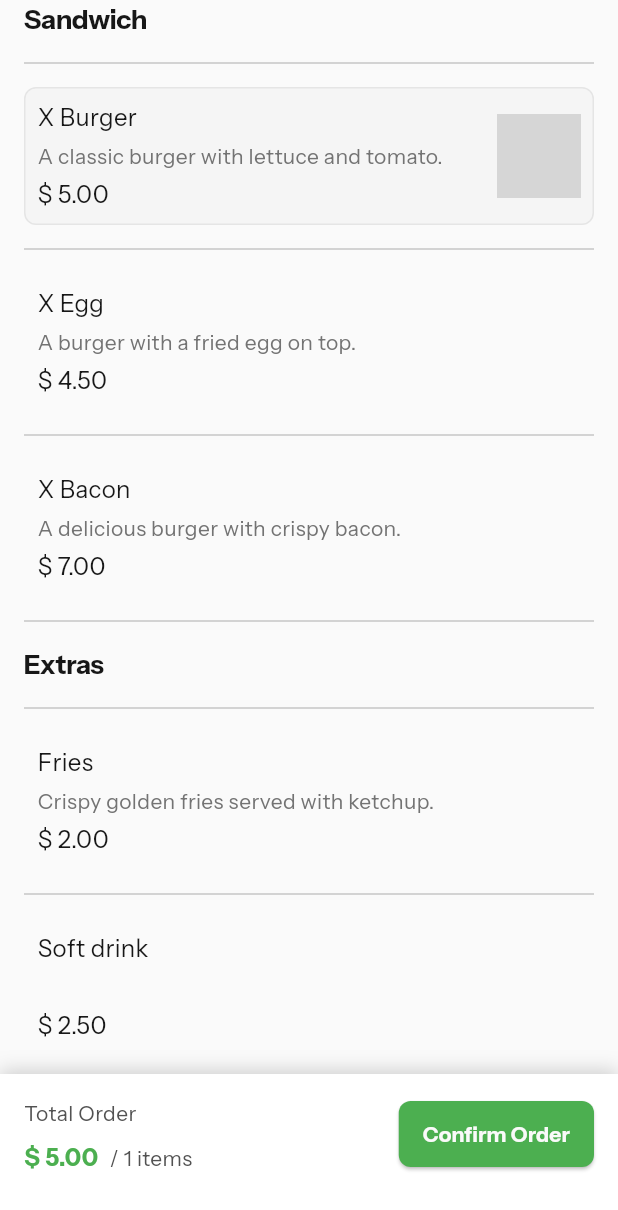
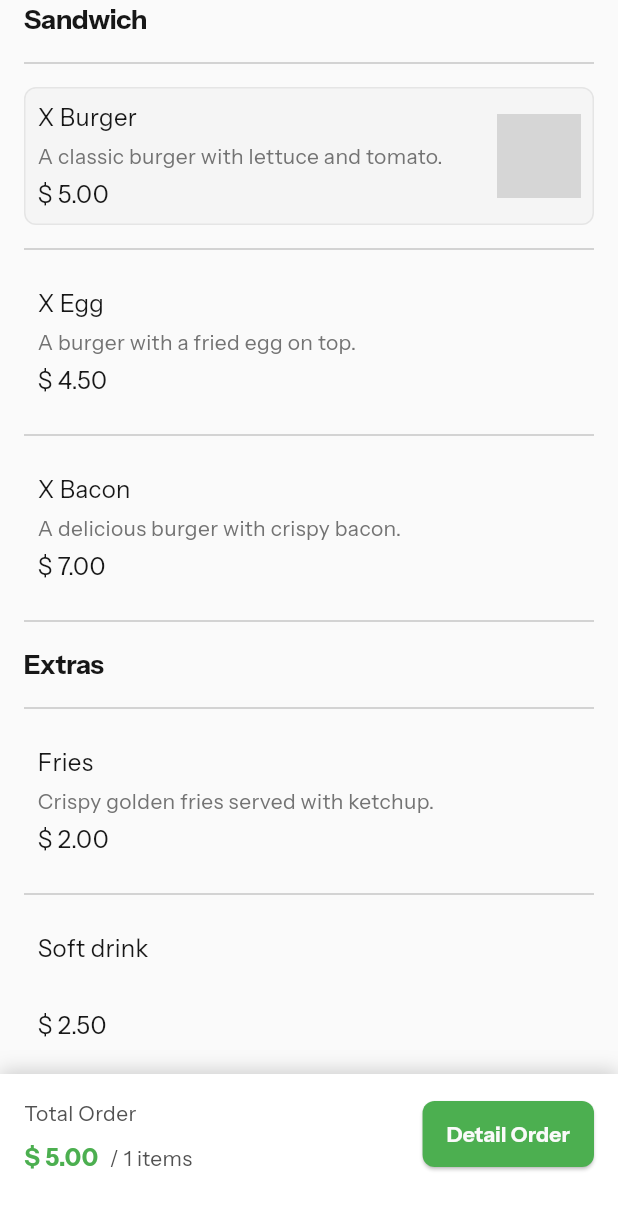
Before and after one commit to zanelladev/bom_hamburguer, a Flutter app: the screen it shows after launch, after a tap on "X Burger", on a phone screen of 412 x 824 dp. Shown: the top 1210 px of the screen. Run offline on Flutter 3.47's test engine with Material 3 defaults, Android fonts, the phone set to English and light mode, and no system bars; our stand-ins replace go_router, google_fonts; network calls fail; grey boxes are pictures that could not be loaded.

Commit message:
feat: implement order details page, enhance order management, and add selection clearing functionality

```diff
--- a/lib/src/modules/home/domain/extensions/update_category_extension.dart
+++ b/lib/src/modules/home/domain/extensions/update_category_extension.dart
@@ -11,6 +11,11 @@ extension UpdateCategoryExtension on CategoryEntity {
     return copyWith(items: updatedItems);
   }
 
+  CategoryEntity clearSelection() {
+    final updatedItems = items.map((item) => item.copyWith(isSelected: false)).toList();
+    return copyWith(items: updatedItems);
+  }
+
   List<ItemEntity> _getUpdatedItems(CategoryEntity category, int itemId) {
     return category.items.map((item) {
       if (itemId == item.id) return item.copyWith(isSelected: !item.isSelected);
--- a/lib/src/modules/home/home_module_routes.dart
+++ b/lib/src/modules/home/home_module_routes.dart
@@ -2,6 +2,7 @@ import '../../core/core.dart';
 import 'presenter/controllers/categories_controller.dart';
 import 'presenter/controllers/order_controller.dart';
 import 'presenter/pages/home_page.dart';
+import 'presenter/pages/order_details_page.dart';
 
 class HomeModuleRoutes extends ModuleRoutes {
   @override
@@ -16,11 +17,21 @@ class HomeModuleRoutes extends ModuleRoutes {
             );
           },
         ),
+        BaseRoute(
+          name: HomeRoutesEnum.orderDetails.name,
+          path: HomeRoutesEnum.orderDetails.path,
+          builder: (context, state) {
+            return OrderDetailsPage(
+              orderController: ServiceLocator.instance.get<OrderController>(),
+            );
+          },
+        ),
       ];
 }
 
 enum HomeRoutesEnum {
-  home('/home', 'home');
+  home('/home', 'home'),
+  orderDetails('/order-details', 'orderDetails');
 
   final String path;
   final String name;
--- a/lib/src/modules/home/presenter/controllers/order_state.dart
+++ b/lib/src/modules/home/presenter/controllers/order_state.dart
@@ -16,9 +16,21 @@ class OrderLoadingState extends OrderState {}
 
 class OrderLoadedState extends OrderState {
   final OrderResumeVO orderResume;
+  final String customerName;
 
   const OrderLoadedState({
     required this.orderResume,
+    this.customerName = '',
+  });
+}
+
+class OrderConfirmedState extends OrderState {
+  final OrderResumeVO order;
+  final String customerName;
+
+  const OrderConfirmedState({
+    required this.order,
+    this.customerName = '',
   });
 }
 
--- a/lib/src/modules/home/presenter/pages/home_page.dart
+++ b/lib/src/modules/home/presenter/pages/home_page.dart
@@ -4,8 +4,8 @@ import 'package:flutter/material.dart';
 import '../controllers/categories_controller.dart';
 import '../controllers/categories_state.dart';
 import '../controllers/order_controller.dart';
-import '../widgets/category_widget.dart';
-import '../widgets/order_card_bottom_sheet_widget.dart';
+import '../widgets/home/category_widget.dart';
+import '../widgets/home/order_card_bottom_sheet_widget.dart';
 
 class HomePage extends StatefulWidget {
   final CategoriesController categoriesController;
@@ -32,9 +32,12 @@ class _HomePageState extends State<HomePage> {
   @override
   Widget build(BuildContext context) {
     return Scaffold(
-      bottomSheet: OrderCardBottomSheetWidget(widget.orderController),
+      bottomSheet: OrderCardBottomSheetWidget(
+        controller: widget.orderController,
+        onOrderConfirmed: widget.categoriesController.clearSelection,
+      ),
       body: Padding(
-        padding: const EdgeInsets.symmetric(horizontal: 16),
+        padding: const EdgeInsets.symmetric(horizontal: AppSizes.sizeMd),
         child: ValueListenableBuilder(
           valueListenable: widget.categoriesController,
           builder: (context, state, child) {
@@ -47,7 +50,7 @@ class _HomePageState extends State<HomePage> {
                 child: Text(
                   state.error.message,
                   style: context.texts.paragraphMedium.copyWith(
-                    color: Colors.red,
+                    color: AppColors.destructive500,
                   ),
                 ),
               );
--- a/lib/src/modules/home/presenter/widgets/category_widget.dart
+++ b/lib/src/modules/home/presenter/widgets/home/category_widget.dart
@@ -1,7 +1,7 @@
 import 'package:design_system/design_system.dart';
 import 'package:flutter/material.dart';
 
-import '../../domain/entities/category_entity.dart';
+import '../../../domain/entities/category_entity.dart';
 import 'item_widget.dart';
 
 class CategoryWidget extends StatelessWidget {
--- a/lib/src/modules/home/presenter/widgets/item_widget.dart
+++ b/lib/src/modules/home/presenter/widgets/home/item_widget.dart
@@ -1,7 +1,7 @@
 import 'package:design_system/design_system.dart';
 import 'package:flutter/material.dart';
 
-import '../../domain/entities/item_entity.dart';
+import '../../../domain/entities/item_entity.dart';
 
 class ItemWidget extends StatelessWidget {
   final ItemEntity item;
--- a/lib/src/modules/home/presenter/widgets/order_card_bottom_sheet_widget.dart
+++ b/lib/src/modules/home/presenter/widgets/home/order_card_bottom_sheet_widget.dart
@@ -1,20 +1,27 @@
 import 'package:design_system/design_system.dart';
 import 'package:flutter/material.dart';
+import 'package:go_router/go_router.dart';
 
-import '../controllers/order_controller.dart';
-import '../controllers/order_state.dart';
+import '../../../home_module_routes.dart';
+import '../../controllers/order_controller.dart';
+import '../../controllers/order_state.dart';
 
 class OrderCardBottomSheetWidget extends StatelessWidget {
+  final VoidCallback onOrderConfirmed;
   final OrderController controller;
 
-  const OrderCardBottomSheetWidget(this.controller, {super.key});
+  const OrderCardBottomSheetWidget({
+    super.key,
+    required this.controller,
+    required this.onOrderConfirmed,
+  });
 
   @override
   Widget build(BuildContext context) {
     return ValueListenableBuilder(
       valueListenable: controller,
       builder: (context, state, child) {
-        if (state.isInitial) return const SizedBox.shrink();
+        if (!state.isLoaded) return const SizedBox.shrink();
 
         return Container(
           width: double.infinity,
@@ -98,8 +105,14 @@ class OrderCardBottomSheetWidget extends StatelessWidget {
               Visibility(
                 visible: state is OrderLoadedState,
                 child: AppElevatedButton(
-                  label: 'Confirm Order',
-                  onPressed: () {},
+                  label: 'Detail Order',
+                  onPressed: () {
+                    context.pushNamed(HomeRoutesEnum.orderDetails.name).then((value) {
+                      if (value == true) {
+                        onOrderConfirmed();
+                      }
+                    });
+                  },
                   isLoading: state.isLoading,
                   backgroundColor: AppColors.success500,
                   textColor: AppColors.neutral050,
--- a/packages/design_system/lib/src/common/common.dart
+++ b/packages/design_system/lib/src/common/common.dart
@@ -1,4 +1,5 @@
 export 'constants/app_colors.dart';
 export 'constants/app_images.dart';
+export 'constants/app_sizes.dart';
 export 'extensions/context_theme_extensions.dart';
 export 'themes/app_theme.dart';
--- a/packages/design_system/lib/src/common/constants/app_colors.dart
+++ b/packages/design_system/lib/src/common/constants/app_colors.dart
@@ -28,4 +28,16 @@ class AppColors {
   static const success700 = Color(0xff388E3C);
   static const success800 = Color(0xff2E7D32);
   static const success900 = Color(0xff1B5E20);
+
+  // Destructive
+  static const destructive050 = Color(0xffFDEDED);
+  static const destructive100 = Color(0xffF9BDBD);
+  static const destructive200 = Color(0xffF48FB1);
+  static const destructive300 = Color(0xffF06292);
+  static const destructive400 = Color(0xffEC407A);
+  static const destructive500 = Color(0xffE91E63);
+  static const destructive600 = Color(0xffD81B60);
+  static const destructive700 = Color(0xffC2185B);
+  static const destructive800 = Color(0xffAD1457);
+  static const destructive900 = Color(0xff880E4F);
 }
--- /dev/null
+++ b/packages/design_system/lib/src/common/constants/app_sizes.dart
@@ -0,0 +1,9 @@
+class AppSizes {
+  static const double borderRadius = 8;
+
+  static const double sizeXs = 4;
+  static const double sizeSm = 8;
+  static const double sizeMd = 16;
+  static const double sizeLg = 24;
+  static const double sizeXl = 32;
+}
--- a/packages/design_system/lib/src/widgets/dividers/app_divider.dart
+++ b/packages/design_system/lib/src/widgets/dividers/app_divider.dart
@@ -3,10 +3,12 @@ import 'package:flutter/material.dart';
 import '../../../design_system.dart';
 
 class AppDivider extends StatelessWidget {
-  const AppDivider({super.key});
+  final double height;
+
+  const AppDivider({super.key, this.height = 32});
 
   @override
   Widget build(BuildContext context) {
-    return Divider(color: AppColors.neutral300, thickness: 1, height: 32);
+    return Divider(color: AppColors.neutral300, thickness: 1, height: height);
   }
 }
--- a/packages/design_system/lib/src/widgets/widgets.dart
+++ b/packages/design_system/lib/src/widgets/widgets.dart
@@ -1,2 +1,3 @@
 export 'buttons/app_elevated_button.dart';
 export 'dividers/app_divider.dart';
+export 'form_fields/app_text_form_field.dart';
```
Also changed, not shown: lib/src/modules/home/presenter/controllers/categories_controller.dart (+10 -0 lines), lib/src/modules/home/presenter/controllers/order_controller.dart (+18 -0 lines), lib/src/modules/home/presenter/pages/order_details_page.dart (added, +202 -0 lines), lib/src/modules/home/presenter/widgets/details/cart_item_widget.dart (added, +66 -0 lines), packages/design_system/lib/src/widgets/form_fields/app_text_form_field.dart (added, +59 -0 lines).
